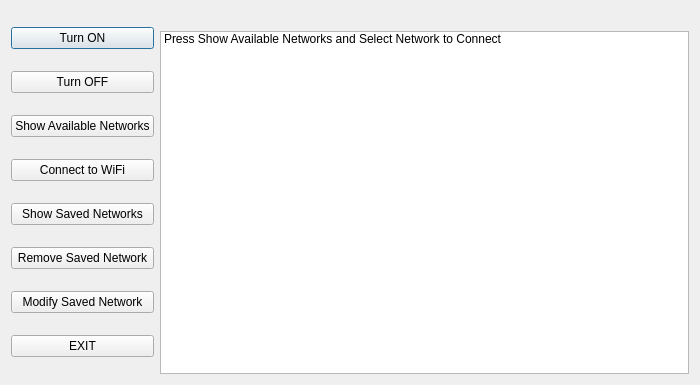
This is Wifi-BLE/wifi_window.ui in MagdyAboKhedr/Embedded-Linux-WIFI-BLE-GUI as Qt 5 draws it before an edit. The edited form follows.
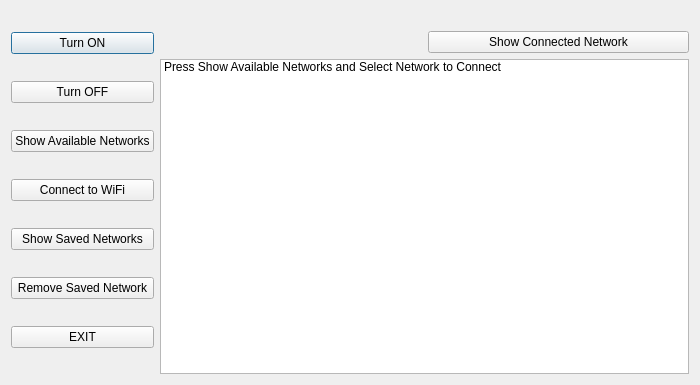
This is the edited form.

Patch:
```diff
--- a/Wifi-BLE/wifi_window.ui
+++ b/Wifi-BLE/wifi_window.ui
@@ -13,9 +13,9 @@
   <property name="windowTitle">
    <string>WiFi Manager</string>
   </property>
-  <layout class="QHBoxLayout" name="horizontalLayout_2">
+  <layout class="QHBoxLayout" name="horizontalLayout_3">
    <item>
-    <layout class="QHBoxLayout" name="horizontalLayout">
+    <layout class="QHBoxLayout" name="horizontalLayout_2">
      <item>
       <layout class="QVBoxLayout" name="verticalLayout">
        <item>
@@ -60,13 +60,6 @@
          </property>
         </widget>
        </item>
-       <item>
-        <widget class="QPushButton" name="pushButton_7">
-         <property name="text">
-          <string>Modify Saved Network</string>
-         </property>
-        </widget>
-       </item>
        <item>
         <widget class="QPushButton" name="pushButton_9">
          <property name="text">
@@ -85,6 +78,24 @@
          </property>
         </widget>
        </item>
+       <item>
+        <layout class="QHBoxLayout" name="horizontalLayout">
+         <item>
+          <widget class="QLabel" name="label_2">
+           <property name="text">
+            <string/>
+           </property>
+          </widget>
+         </item>
+         <item>
+          <widget class="QPushButton" name="pushButton">
+           <property name="text">
+            <string>Show Connected Network</string>
+           </property>
+          </widget>
+         </item>
+        </layout>
+       </item>
        <item>
         <widget class="QListWidget" name="listWidget">
          <item>
```
